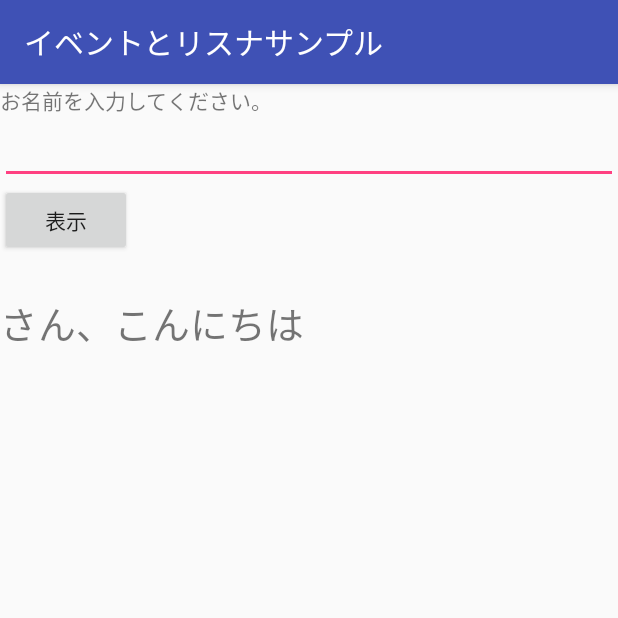
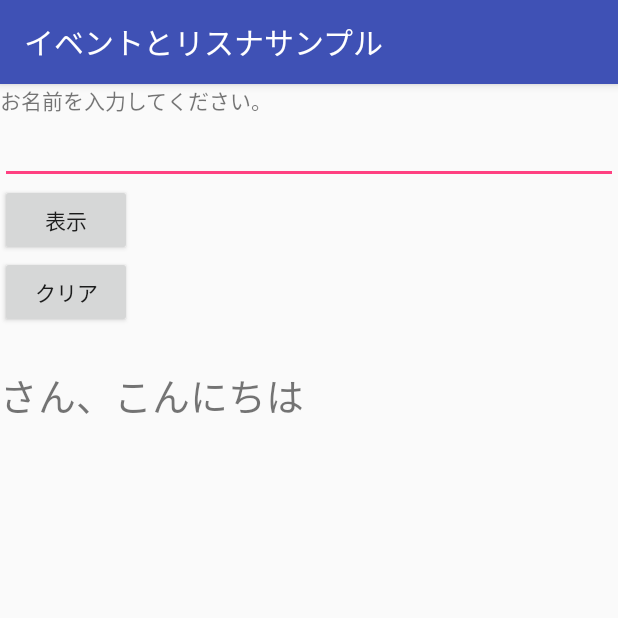
Before and after one commit to Nobuo1106/androidSampleEventListner, an Android app built with Jetpack Compose: the screen it shows after launch (MainActivity), after a tap on "表示", on a phone screen of 412 x 824 dp, the top half of it. Run offline under Robolectric (Android 15) with nearby library versions, the phone set to English and light mode, and no system bars.

Commit message:
クリアボタン実装

```diff
--- a/app/src/main/java/com/websarva/wings/android/hellosample/MainActivity.kt
+++ b/app/src/main/java/com/websarva/wings/android/hellosample/MainActivity.kt
@@ -15,14 +15,25 @@ class MainActivity : AppCompatActivity() {
         val btClick = findViewById<Button>(R.id.btClick)
         val listener = HelloListner()
         btClick.setOnClickListener(listener)
+        val btClear = findViewById<Button>(R.id.btClear)
+        btClear.setOnClickListener(listener)
     }
 
     private inner class HelloListner : View.OnClickListener {
         override  fun onClick(view: View) {
             val input = findViewById<EditText>(R.id.etName)
             val output = findViewById<TextView>(R.id.tvOutput)
-            val inputstr = input.text.toString()
-            output.text = inputstr + "さん、こんにちは"
+            when(view.id) {
+                R.id.btClick -> {
+                    val inputstr = input.text.toString()
+                    output.text = inputstr + "さん、こんにちは"
+                }
+
+                R.id.btClear -> {
+                    input.setText("")
+                    output.text = ""
+                }
+            }
         }
     }
 }
--- a/app/src/main/res/layout/activity_main.xml
+++ b/app/src/main/res/layout/activity_main.xml
@@ -23,6 +23,12 @@
         android:layout_height="wrap_content"
         android:text="@string/bt_click"/>
 
+    <Button
+        android:id="@+id/btClear"
+        android:layout_width="wrap_content"
+        android:layout_height="wrap_content"
+        android:text="@string/bt_clear"/>
+
     <TextView
         android:id="@+id/tvOutput"
         android:layout_width="match_parent"
@@ -30,4 +36,5 @@
         android:layout_marginTop="25dp"
         android:text=""
         android:textSize="25sp"/>
+
 </LinearLayout>
--- a/app/src/main/res/values/strings.xml
+++ b/app/src/main/res/values/strings.xml
@@ -2,4 +2,5 @@
     <string name="app_name">イベントとリスナサンプル</string>
     <string name="tv_name">お名前を入力してください。</string>
     <string name="bt_click">表示</string>
+    <string name="bt_clear">クリア</string>
 </resources>
```
